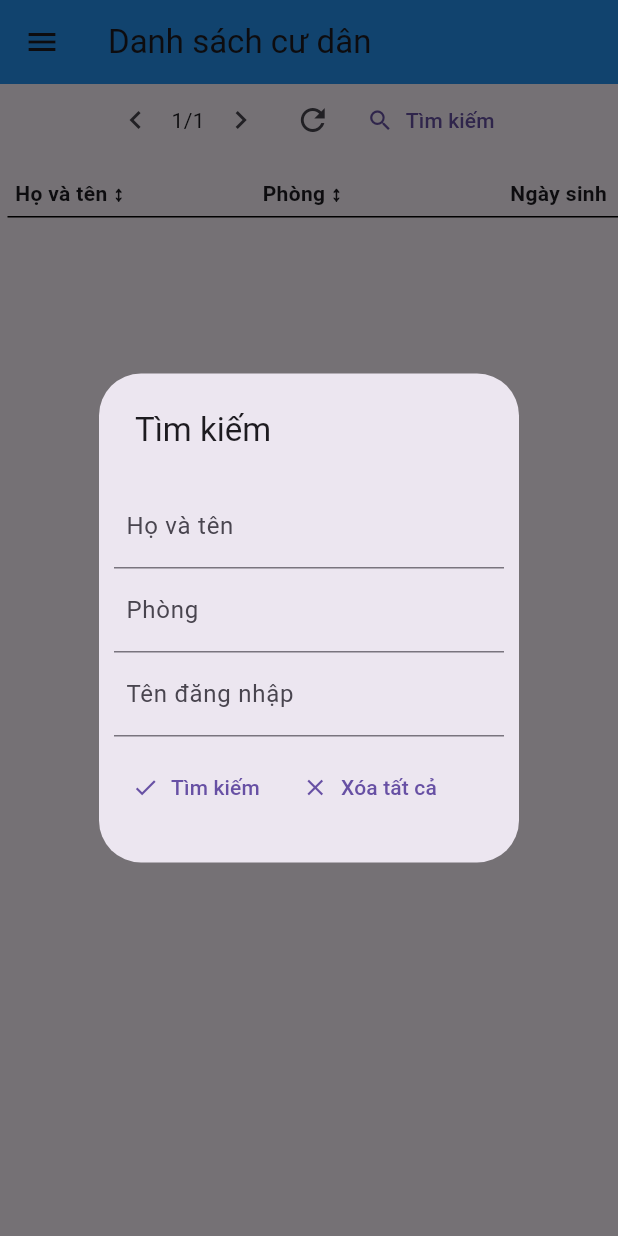
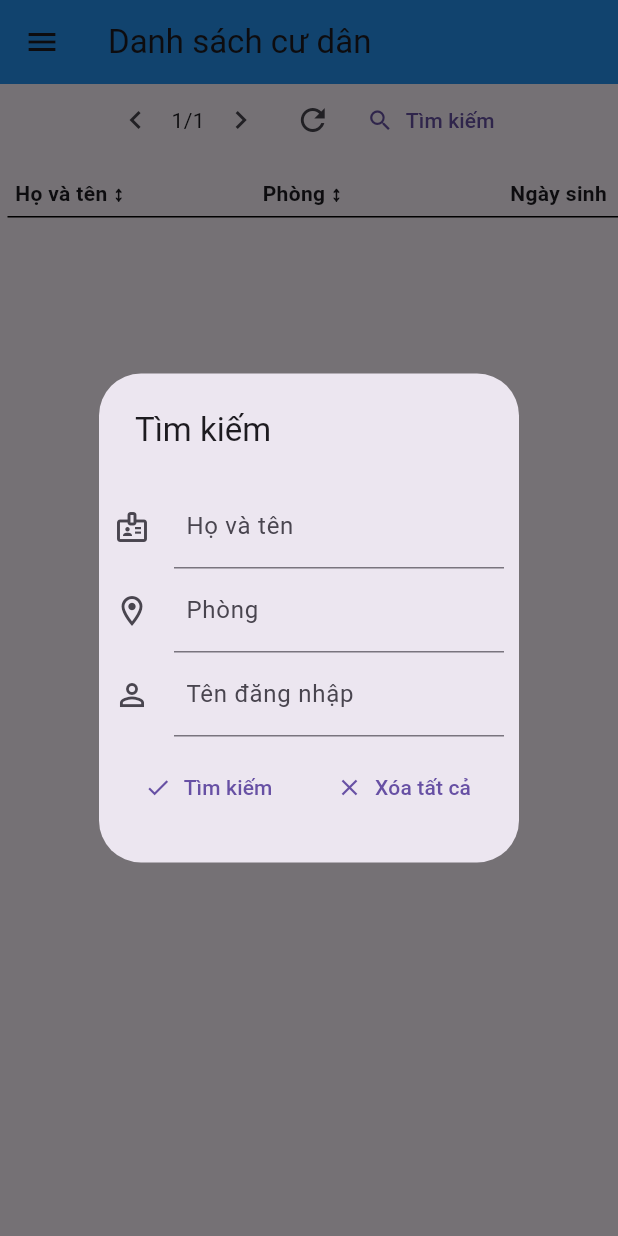
Before and after one commit to Serious-senpai/resident-manager, a Flutter app: the ResidentsPage screen opened by its route, after a tap on "Tìm kiếm", on a phone screen of 412 x 824 dp. Run offline on Flutter 3.47's test engine with Material 3 defaults, Android fonts, the light colour scheme and no system bars; our stand-ins replace flutter_localization, fluttertoast; missing offline and left inert: async_locks, pinenacl; statements that could not run were skipped.

Commit message:
Improve search dialogs

```diff
--- a/app/resident_manager/lib/src/widgets/admin/residents.dart
+++ b/app/resident_manager/lib/src/widgets/admin/residents.dart
@@ -236,6 +236,7 @@ class ResidentsPageState extends AbstractCommonState<ResidentsPage> with CommonS
                                             controller: _nameSearch,
                                             decoration: InputDecoration(
                                               contentPadding: const EdgeInsets.all(8.0),
+                                              icon: const Icon(Icons.badge_outlined),
                                               label: Text(AppLocale.Fullname.getString(context)),
                                             ),
                                             onFieldSubmitted: (_) {
@@ -249,6 +250,7 @@ class ResidentsPageState extends AbstractCommonState<ResidentsPage> with CommonS
                                             controller: _roomSearch,
                                             decoration: InputDecoration(
                                               contentPadding: const EdgeInsets.all(8.0),
+                                              icon: const Icon(Icons.room_outlined),
                                               label: Text(AppLocale.Room.getString(context)),
                                             ),
                                             onFieldSubmitted: (_) {
@@ -262,6 +264,7 @@ class ResidentsPageState extends AbstractCommonState<ResidentsPage> with CommonS
                                             controller: _usernameSearch,
                                             decoration: InputDecoration(
                                               contentPadding: const EdgeInsets.all(8.0),
+                                              icon: const Icon(Icons.person_outline),
                                               label: Text(AppLocale.Username.getString(context)),
                                             ),
                                             onFieldSubmitted: (_) {
@@ -271,8 +274,10 @@ class ResidentsPageState extends AbstractCommonState<ResidentsPage> with CommonS
                                           ),
                                           const SizedBox.square(dimension: 10),
                                           Row(
+                                            mainAxisAlignment: MainAxisAlignment.center,
                                             children: [
-                                              TextButton.icon(
+                                              Expanded(
+                                                child: TextButton.icon(
                                                   icon: const Icon(Icons.done_outlined),
                                                   label: Text(AppLocale.Search.getString(context)),
                                                   onPressed: () {
@@ -280,7 +285,9 @@ class ResidentsPageState extends AbstractCommonState<ResidentsPage> with CommonS
                                                     offset = 0;
                                                   },
                                                 ),
-                                              TextButton.icon(
+                                              ),
+                                              Expanded(
+                                                child: TextButton.icon(
                                                   icon: const Icon(Icons.clear_outlined),
                                                   label: Text(AppLocale.ClearAll.getString(context)),
                                                   onPressed: () {
@@ -291,6 +298,7 @@ class ResidentsPageState extends AbstractCommonState<ResidentsPage> with CommonS
                                                     Navigator.pop(context);
                                                     offset = 0;
                                                   },
+                                                ),
                                               ),
                                             ],
                                           ),
```
Also changed, not shown: app/resident_manager/lib/src/widgets/admin/reg_queue.dart (+10 -2 lines). Lines whose indentation alone changed are shown as unchanged.
